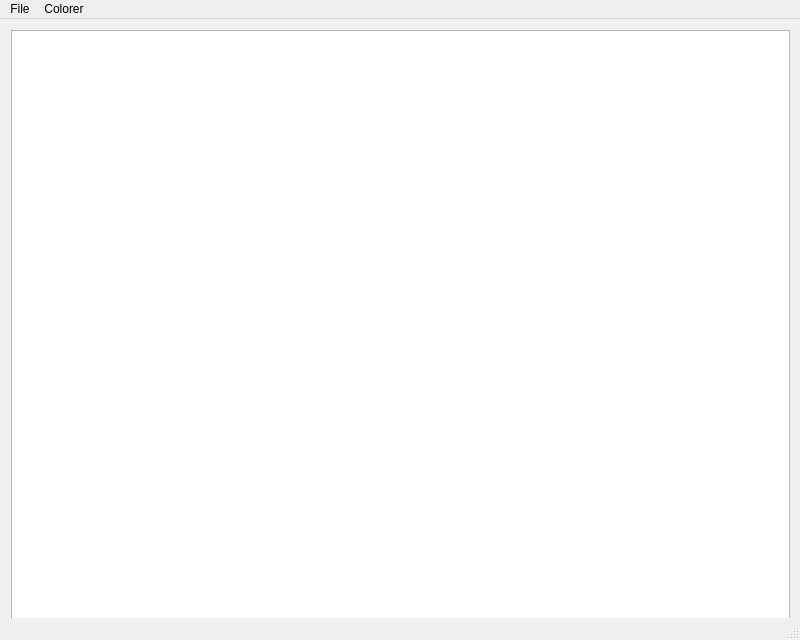
First picture: the form in src/mainwindow.ui, repository l1feh4ck3r/covc, before the edit.
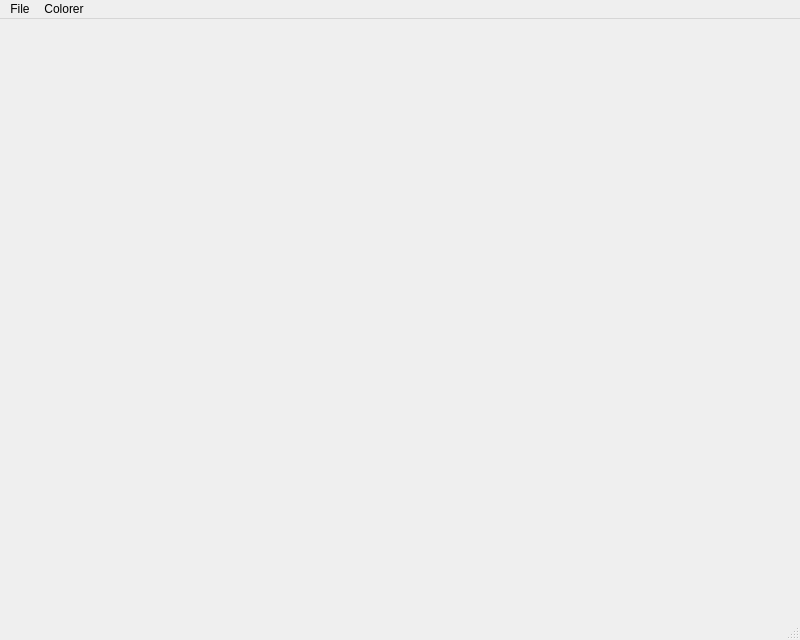
Second picture: the form after the edit.

Commit message:
Added image view.
TODO: bounding sqare selection on image.

NOT TESTED YET!!!

Patch:
```diff
--- a/src/mainwindow.ui
+++ b/src/mainwindow.ui
@@ -45,16 +45,6 @@
      <property name="sizeConstraint">
       <enum>QLayout::SetMaximumSize</enum>
      </property>
-     <item>
-      <widget class="QGraphicsView" name="graphicsView">
-       <property name="minimumSize">
-        <size>
-         <width>650</width>
-         <height>599</height>
-        </size>
-       </property>
-      </widget>
-     </item>
     </layout>
    </widget>
   </widget>
```
The commit also changes 6 other files.
